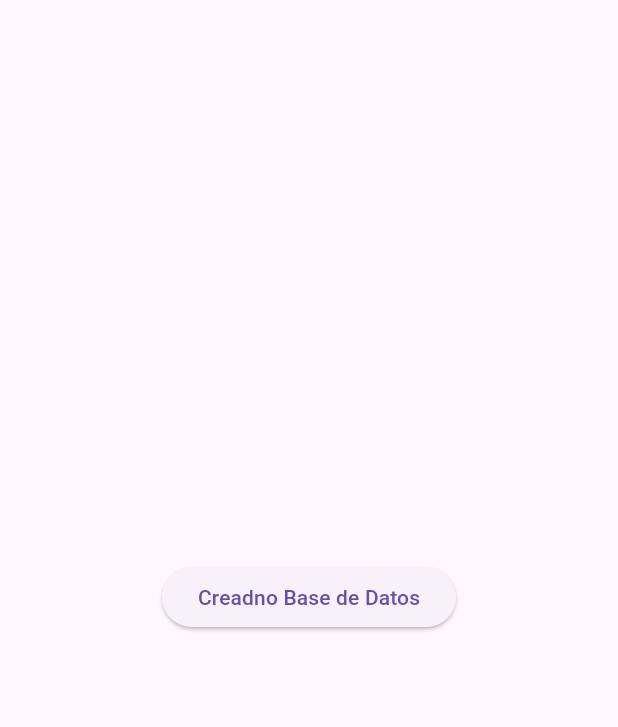
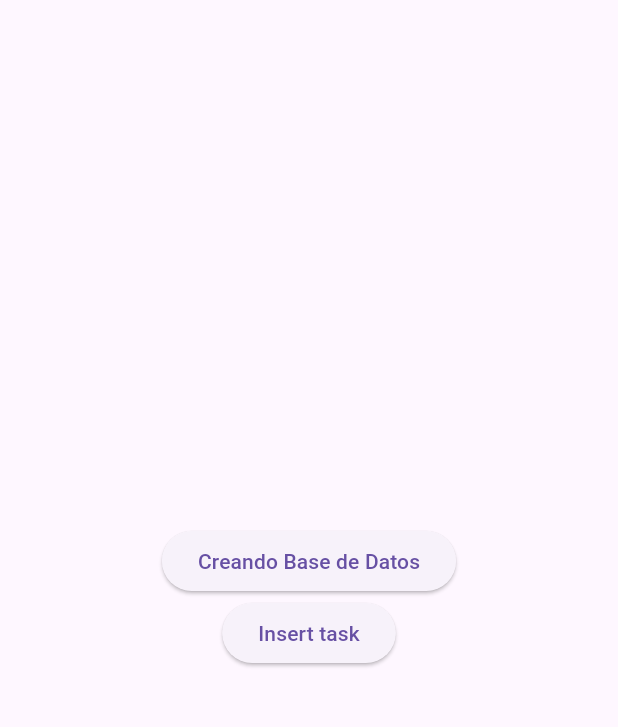
Before and after one commit to duducito15/app09_taskdb_20242, a Flutter app: the screen it shows after launch, on a phone screen of 412 x 824 dp, the part 63-790 px from its top. Run offline on Flutter 3.47's test engine with Material 3 defaults, Android fonts, the light colour scheme and no system bars; our stand-ins replace sqflite; accounts and stored records are empty.

Commit message:
insert raw taSK

```diff
--- a/lib/db/db_admin.dart
+++ b/lib/db/db_admin.dart
@@ -32,4 +32,10 @@ class DbAdmin {
       },
     );
   }
+
+  insertRawTask() async {
+    Database? db = await checkDatabase();
+    int res = await db!.rawInsert(
+        "INSERT INTO TASK(title, description, status) VALUES ('Pagar recibo de luz','sacar dinero e ii al agente de pago','false')");
+  }
 }
--- a/lib/pages/home_page.dart
+++ b/lib/pages/home_page.dart
@@ -18,7 +18,13 @@ class HomePage extends StatelessWidget {
               onPressed: () {
                 DbAdmin.db.initDatabase();
               },
-              child: Text("Creadno Base de Datos"),
+              child: Text("Creando Base de Datos"),
+            ),
+            ElevatedButton(
+              onPressed: () {
+                DbAdmin.db.insertRawTask();
+              },
+              child: Text("Insert task"),
             ),
           ],
         ),
```
